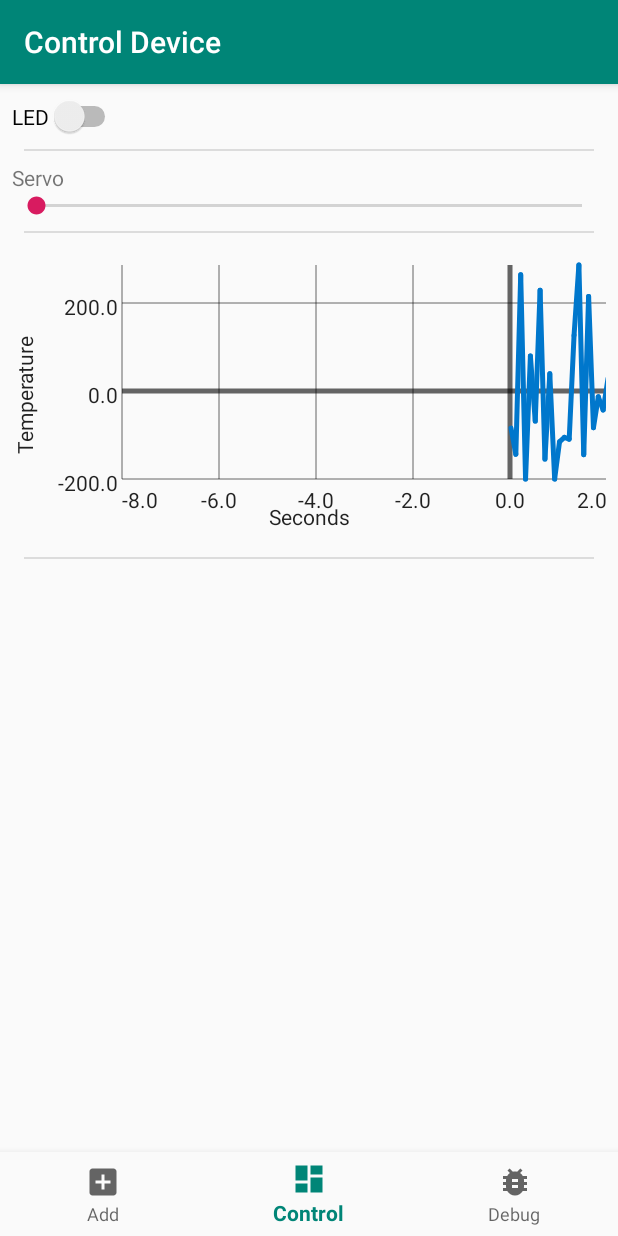
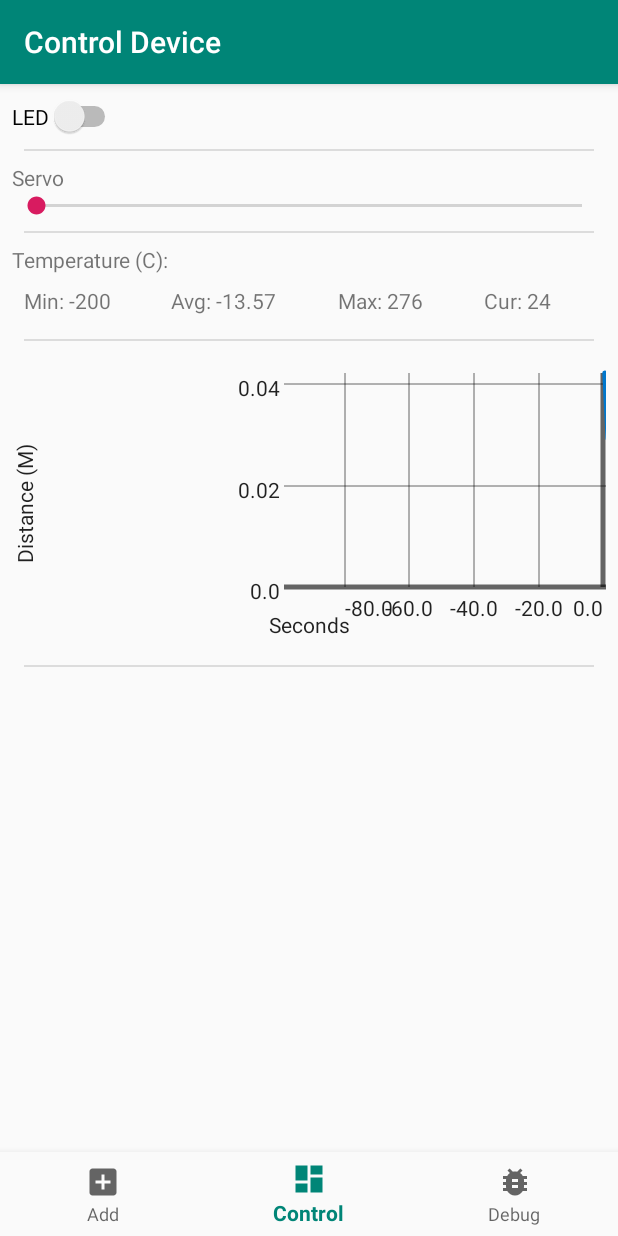
Before and after one commit to mads256c/AirballoonController, an Android app: the screen it shows after launch (ControlDeviceActivity), after a tap on "Bluetooth", on a phone screen of 412 x 824 dp. Run offline under Robolectric (Android 15) with nearby library versions, the phone set to English and light mode, and no system bars.

Commit message:
Add more modules

```diff
--- a/GraphView/build.gradle
+++ b/GraphView/build.gradle
@@ -30,9 +30,7 @@ android {
             minifyEnabled false
         }
     }
-      lintOptions {
-          abortOnError false
-      }
+
 
 }
 
--- a/app/build.gradle
+++ b/app/build.gradle
@@ -8,7 +8,6 @@ android {
         targetSdkVersion 28
         versionCode 1
         versionName "1.0"
-        testInstrumentationRunner "android.support.test.runner.AndroidJUnitRunner"
     }
     buildTypes {
         release {
@@ -26,8 +25,5 @@ dependencies {
     implementation 'com.android.support:support-v4:28.0.0'
     implementation 'com.android.support:recyclerview-v7:28.0.0'
     implementation 'com.google.android.gms:play-services-plus:16.0.0'
-    testImplementation 'junit:junit:4.12'
-    androidTestImplementation 'com.android.support.test:runner:1.0.2'
-    androidTestImplementation 'com.android.support.test.espresso:espresso-core:3.0.2'
     implementation project(':GraphView')
 }
--- a/app/src/main/java/com/aatg/elev/bluetoothdebugger/ControlViewFragment.java
+++ b/app/src/main/java/com/aatg/elev/bluetoothdebugger/ControlViewFragment.java
@@ -11,8 +11,11 @@ import android.view.ViewGroup;
 import android.widget.LinearLayout;
 
 import com.aatg.elev.bluetoothdebugger.dataconverters.TemperatureConverter;
+import com.aatg.elev.bluetoothdebugger.dataconverters.UltraSonicDistanceConverter;
 import com.aatg.elev.bluetoothdebugger.modules.IModuleFragment;
 import com.aatg.elev.bluetoothdebugger.modules.PlotFragment;
+import com.aatg.elev.bluetoothdebugger.modules.PrintStatisticsFragment;
+import com.aatg.elev.bluetoothdebugger.modules.PrintValueFragment;
 import com.aatg.elev.bluetoothdebugger.modules.RangeFragment;
 import com.aatg.elev.bluetoothdebugger.modules.ToggleFragment;
 
@@ -82,9 +85,18 @@ public class ControlViewFragment extends Fragment {
         addFragment(ToggleFragment.newInstance(4, 0, 1, "LED"));
         addFragment(RangeFragment.newInstance(5, 0, 180, "Servo"));
 
-        PlotFragment plot = PlotFragment.newInstance(6, 100, 100, "Temperature");
-        plot.dataConverter = new TemperatureConverter(220, TemperatureConverter.P100_TABLE, TemperatureConverter.P100_START, TemperatureConverter.TemperatureUnit.Celsius);
+        //PrintValueFragment printValueFragment = PrintValueFragment.newInstance(6, 100, "Temperature (C)");
+        //printValueFragment.dataConverter = new TemperatureConverter(217, TemperatureConverter.P100_TABLE, TemperatureConverter.P100_START, TemperatureConverter.TemperatureUnit.Celsius);
+        //addFragment(printValueFragment);
+
+        PrintStatisticsFragment printStatisticsFragment = PrintStatisticsFragment.newInstance(6, 100, "Temperature (C)");
+        printStatisticsFragment.dataConverter = new TemperatureConverter(217, TemperatureConverter.P100_TABLE, TemperatureConverter.P100_START, TemperatureConverter.TemperatureUnit.Celsius);
+        addFragment(printStatisticsFragment);
+
+        PlotFragment plot = PlotFragment.newInstance(7, 1000, 100, "Distance (M)");
+        plot.dataConverter = new UltraSonicDistanceConverter(UltraSonicDistanceConverter.DistanceUnit.Meters);
         addFragment(plot);
+
 
         updateFragments();
         return view;
--- /dev/null
+++ b/app/src/main/java/com/aatg/elev/bluetoothdebugger/dataconverters/UltraSonicDistanceConverter.java
@@ -0,0 +1,41 @@
+package com.aatg.elev.bluetoothdebugger.dataconverters;
+
+import java.util.Dictionary;
+
+public class UltraSonicDistanceConverter extends BaseDataConverter {
+
+    public enum DistanceUnit {
+        Meters,
+        Centimeters,
+        Inches
+    }
+    private static final double M = 2800.0;
+    private static final double CM = 28.0;
+    private static final double INC = 71.0;
+
+    private DistanceUnit distanceUnit;
+
+    public UltraSonicDistanceConverter(DistanceUnit unit)
+    {
+        if (unit == null) throw new IllegalArgumentException("unit cannot be null");
+
+        distanceUnit = unit;
+    }
+
+    @Override
+    public Number getData(long data) {
+        switch (distanceUnit)
+        {
+
+            case Meters:
+                return (double)data / M / 2.0;
+            case Centimeters:
+                return (double)data / CM / 2.0;
+            case Inches:
+                return (double)data / INC / 2.0;
+
+            default:
+                throw new IllegalStateException("distanceUnit is not valid");
+        }
+    }
+}
--- /dev/null
+++ b/app/src/main/java/com/aatg/elev/bluetoothdebugger/modules/PrintStatisticsFragment.java
@@ -0,0 +1,189 @@
+package com.aatg.elev.bluetoothdebugger.modules;
+
+
+import android.content.Context;
+import android.os.Bundle;
+import android.support.v4.app.Fragment;
+import android.view.LayoutInflater;
+import android.view.View;
+import android.view.ViewGroup;
+import android.widget.TextView;
+
+import com.aatg.elev.bluetoothdebugger.IBluetoothController;
+import com.aatg.elev.bluetoothdebugger.R;
+import com.aatg.elev.bluetoothdebugger.bluetooth.BluetoothPacket;
+import com.aatg.elev.bluetoothdebugger.dataconverters.BaseDataConverter;
+
+import java.text.NumberFormat;
+import java.util.Random;
+
+/**
+ * A simple {@link Fragment} subclass.
+ * Use the {@link PrintValueFragment#newInstance} factory method to
+ * create an instance of this fragment.
+ */
+public class PrintStatisticsFragment extends Fragment implements IModuleFragment {
+    // TODO: Rename parameter arguments, choose names that match
+    // the fragment initialization parameters, e.g. ARG_ITEM_NUMBER
+    private static final String ARG_ID = "arg_id";
+    private static final String ARG_DELAY = "arg_delay";
+    private static final String ARG_LABEL = "arg_label";
+
+    // TODO: Rename and change types of parameters
+    private int id;
+    private long delay;
+    private String label;
+
+    private IBluetoothController bluetoothController;
+    private Random random = new Random();
+    public BaseDataConverter dataConverter;
+
+    private TextView labelTextView;
+    private TextView minValueTextView;
+    private TextView avgValueTextView;
+    private TextView maxValueTextView;
+    private TextView curValueTextView;
+
+    private Number min;
+    private Number avg;
+    private Number max;
+
+    private Number acc = 0;
+    private long items = 0;
+
+    private NumberFormat numberFormat = NumberFormat.getNumberInstance();
+
+
+    public PrintStatisticsFragment() {
+        // Required empty public constructor
+    }
+
+    // TODO: Rename and change types and number of parameters
+    public static PrintStatisticsFragment newInstance(int id, long delay, String label) {
+        PrintStatisticsFragment fragment = new PrintStatisticsFragment();
+        Bundle args = new Bundle();
+        args.putInt(ARG_ID, id);
+        args.putLong(ARG_DELAY, delay);
+        args.putString(ARG_LABEL, label);
+        fragment.setArguments(args);
+        return fragment;
+    }
+
+    @Override
+    public void onCreate(Bundle savedInstanceState) {
+        super.onCreate(savedInstanceState);
+        if (getArguments() != null) {
+            id = getArguments().getInt(ARG_ID);
+            delay = getArguments().getLong(ARG_DELAY);
+            label = getArguments().getString(ARG_LABEL);
+        }
+    }
+
+    @Override
+    public View onCreateView(LayoutInflater inflater, ViewGroup container,
+                             Bundle savedInstanceState) {
+        // Inflate the layout for this fragment
+        final View view = inflater.inflate(R.layout.fragment_print_statistics, container, false);
+
+        labelTextView = view.findViewById(R.id.label);
+
+        labelTextView.setText(label + ": ");
+
+        minValueTextView = view.findViewById(R.id.min);
+        avgValueTextView = view.findViewById(R.id.avg);
+        maxValueTextView = view.findViewById(R.id.max);
+        curValueTextView = view.findViewById(R.id.cur);
+
+        numberFormat.setMaximumFractionDigits(2);
+
+        view.postDelayed(new Runnable() {
+            @Override
+            public void run() {
+
+                //If bluetoothController is null we are detaching and so we need to cleanup and stop the loop
+                if (bluetoothController == null) return;
+
+                if (!bluetoothController.isFake()) sendPacket();
+
+                else handlePacket(new BluetoothPacket(id, random.nextInt(500)));
+
+                view.postDelayed(this, delay);
+            }
+        }, delay);
+
+        return view;
+    }
+
+    @Override
+    public void onAttach(Context context)
+    {
+        super.onAttach(context);
+
+        if (context instanceof IBluetoothController) {
+            bluetoothController = (IBluetoothController) context;
+        } else {
+            throw new RuntimeException(context.toString()
+                    + " must implement IBluetoothController");
+        }
+    }
+
+    @Override
+    public void onDetach()
+    {
+        super.onDetach();
+
+        bluetoothController = null;
+    }
+
+    @Override
+    public Integer getPacketId() {
+        return id;
+    }
+
+    @Override
+    public void handlePacket(BluetoothPacket packet) {
+        Number data = packet.data;
+
+        if (dataConverter != null)
+            data = dataConverter.getData(data.longValue());
+
+        items++;
+        acc = acc.doubleValue() + data.doubleValue();
+
+        if (min == null || data.doubleValue() < min.doubleValue())
+        {
+            min = data;
+            minValueTextView.setText("Min: " + numberFormat.format(min.doubleValue()));
+        }
+
+        if (avg == null)
+        {
+            avg = data;
+
+        }
+
+        avg = acc.doubleValue() / (double)items;
+
+        avgValueTextView.setText("Avg: " + numberFormat.format(avg.doubleValue()));
+
+        if (max == null || data.doubleValue() > max.doubleValue())
+        {
+            max = data;
+            maxValueTextView.setText("Max: " + numberFormat.format(max.doubleValue()));
+        }
+
+        curValueTextView.setText("Cur: " + numberFormat.format(data.doubleValue()));
+    }
+
+    @Override
+    public Fragment getFragment() {
+        return this;
+    }
+
+    private void sendPacket()
+    {
+        BluetoothPacket packet = new BluetoothPacket(id, 1);
+
+        bluetoothController.sendPacket(packet);
+    }
+}
--- /dev/null
+++ b/app/src/main/res/layout/fragment_print_statistics.xml
@@ -0,0 +1,55 @@
+<?xml version="1.0" encoding="utf-8"?>
+<LinearLayout xmlns:android="http://schemas.android.com/apk/res/android"
+    xmlns:tools="http://schemas.android.com/tools"
+    android:layout_width="match_parent"
+    android:layout_height="match_parent"
+    android:orientation="vertical"
+    tools:context=".modules.PrintStatisticsFragment">
+
+    <!-- TODO: Update blank fragment layout -->
+    <TextView
+        android:id="@+id/label"
+        android:layout_width="wrap_content"
+        android:layout_height="wrap_content"
+        android:text="label" />
+
+    <LinearLayout
+        android:layout_width="match_parent"
+        android:layout_height="match_parent"
+        android:layout_margin="8dp"
+        android:orientation="horizontal">
+
+        <TextView
+            android:id="@+id/min"
+            android:layout_width="wrap_content"
+            android:layout_height="wrap_content"
+            android:layout_weight="1"
+            android:text="Min: " />
+
+        <TextView
+            android:id="@+id/avg"
+            android:layout_width="wrap_content"
+            android:layout_height="wrap_content"
+            android:layout_marginLeft="16dp"
+            android:layout_weight="1"
+            android:text="Avg: " />
+
+        <TextView
+            android:id="@+id/max"
+            android:layout_width="wrap_content"
+            android:layout_height="wrap_content"
+            android:layout_marginLeft="16dp"
+            android:layout_weight="1"
+            android:text="Max: " />
+
+        <TextView
+            android:id="@+id/cur"
+            android:layout_width="wrap_content"
+            android:layout_height="wrap_content"
+            android:layout_marginLeft="16dp"
+            android:layout_weight="1"
+            android:text="Cur: " />
+
+    </LinearLayout>
+
+</LinearLayout>
```
Also changed, not shown: app/src/main/java/com/aatg/elev/bluetoothdebugger/modules/PrintValueFragment.java (added, +145 -0 lines), app/src/main/res/layout/fragment_item.xml (+4 -3 lines), app/src/main/res/layout/fragment_print_value.xml (added, +23 -0 lines).
